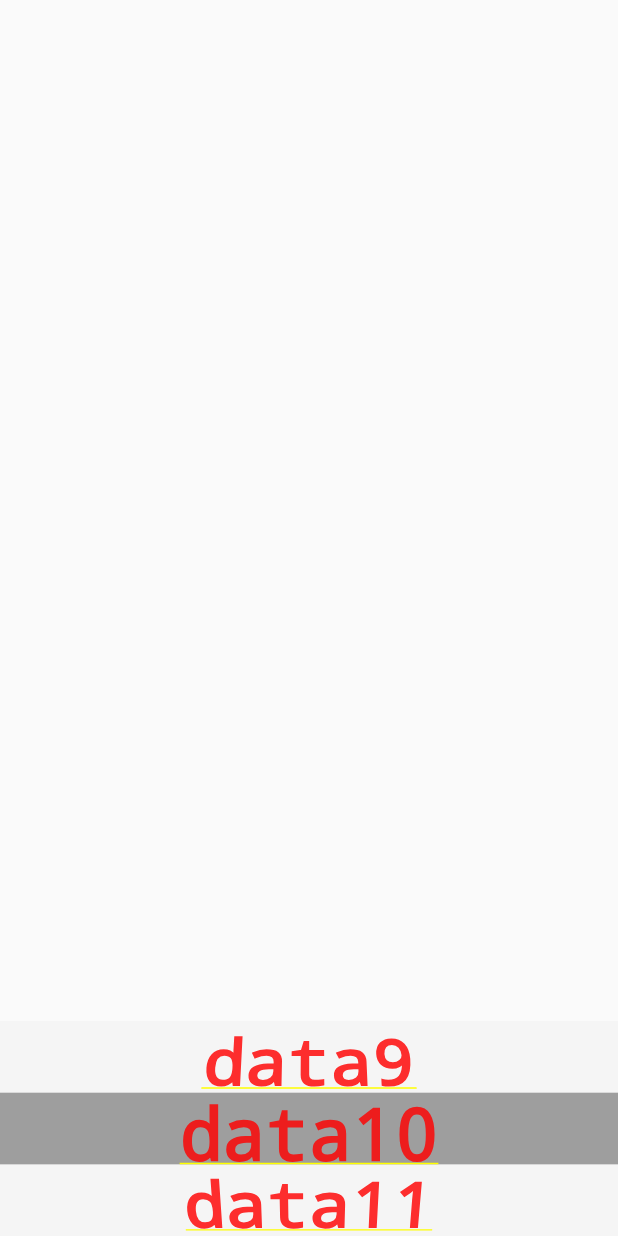
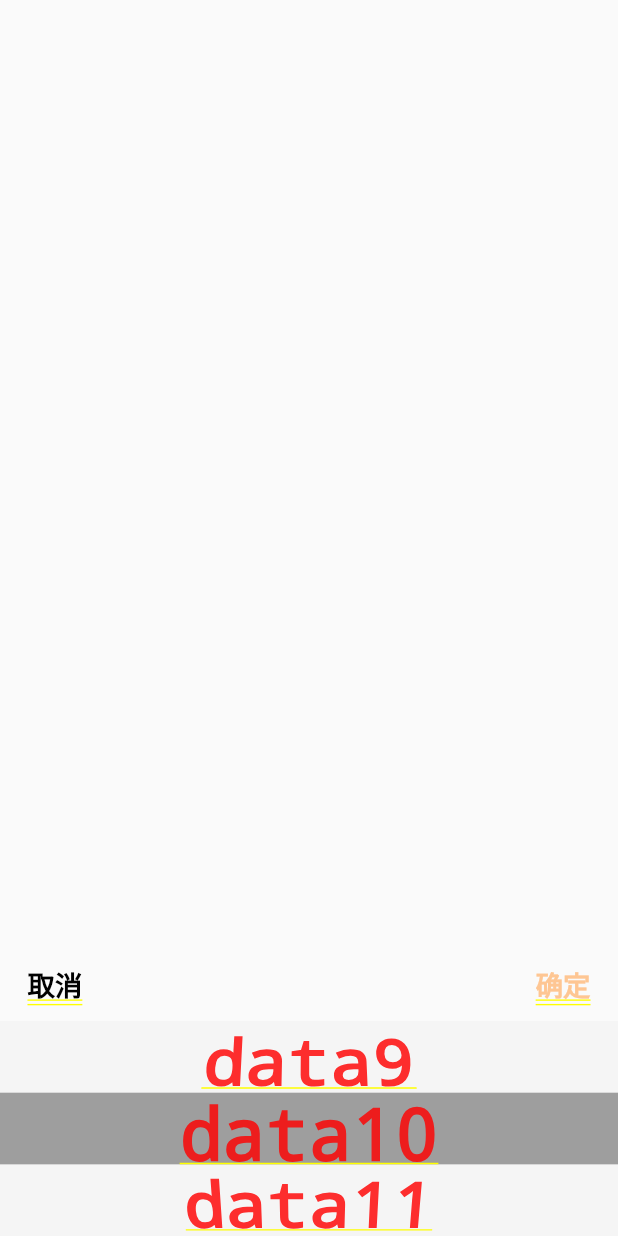
Before and after one commit to TestBirdSky/study_cross, a Flutter app: what dialog3() shows on an empty page, opened directly, on a phone screen of 412 x 824 dp. Run offline on Flutter 3.47's test engine with Material 2 defaults, Android fonts, the phone set to English and light mode, and no system bars; our stand-ins replace flutter_easyloading, flutter_screenutil, flutter_slidable, get, logger, scroll_date_picker; missing offline and left inert: flutter_sound.

Commit message:
add voice

```diff
--- a/lib/dialog.dart
+++ b/lib/dialog.dart
@@ -130,31 +130,71 @@ void dialog2() {
   );
 }
 
-void dialog3() {
+Future<dynamic> dialog3() {
   final list = <Widget>[];
   for (int i = 0; i < 100; i++) {
     list.add(
       Container(
-        child: Align(alignment:Alignment.center,child: Text('data$i')),
+        child: Align(alignment: Alignment.center, child: Text('data$i')),
         height: 40.h,
       ),
     );
   }
   FixedExtentScrollController hourScrollController =
       FixedExtentScrollController(initialItem: 10);
-  Get.dialog(
+  return Get.dialog(
     barrierColor: Color(0x00000000),
     barrierDismissible: true,
     Align(
       alignment: Alignment.bottomCenter,
-      child: Container(
+      child:
+      Container(
+        height: 160.h,
+        child: Column(
+          children: [
+            Container(
+              height: 40.h,
+              child: Padding(
+                padding: EdgeInsets.symmetric(horizontal: 16.w),
+                child: Row(
+                  children: [
+                    GestureDetector(
+                      child: Text(
+                        '取消',
+                        style: TextStyle(color: Colors.black, fontSize: 16.sp),
+                      ),
+                      onTap: () {
+                        Get.back();
+                      },
+                    ),
+                    Expanded(
+                        child: Text('',
+                            textAlign: TextAlign.center,
+                            style: TextStyle(
+                                color: Colors.black, fontSize: 18.sp))),
+                    GestureDetector(
+                      child: Text('确定',
+                          style: TextStyle(
+                              color: Color(0xffFEC693), fontSize: 16.sp)),
+                      onTap: () {
+                        Get.back(result:hourScrollController.selectedItem);
+                      },
+                    ),
+                  ],
+                ),
+              ),
+            ),
+            Container(
               height: 120.h,
               color: Colors.grey.shade100,
               child: Stack(
                 children: [
-            Align(child: Container(
+                  Align(
+                    child: Container(
                       height: 40.h,
-              color: Colors.grey,),),
+                      color: Colors.grey,
+                    ),
+                  ),
                   ListWheelScrollView(
                       controller: hourScrollController,
                       physics: FixedExtentScrollPhysics(
@@ -162,9 +202,10 @@ void dialog3() {
                       ),
                       itemExtent: 40.h,
                       children: list,
-                onSelectedItemChanged: (index) {
-                  logger.i("message$index");
-                }),
+                  ),
+                ],
+              ),
+            ),
           ],
         ),
       ),
--- a/pubspec.yaml
+++ b/pubspec.yaml
@@ -47,6 +47,9 @@ dependencies:
   #https://github.com/nslogx/flutter_easyloading/blob/master/README-zh_CN.md
   flutter_easyloading: ^3.0.3
 #  webview_flutter: ^4.0.7
+  flutter_sound: ^9.2.13
+
+  path_provider: ^2.0.15
 
 dev_dependencies:
   flutter_test:
```
Also changed, not shown: lib/Record.dart (added, +27 -0 lines), lib/main.dart (+60 -10 lines), pubspec.lock, 1 other file. Lines whose indentation alone changed are shown as unchanged.
